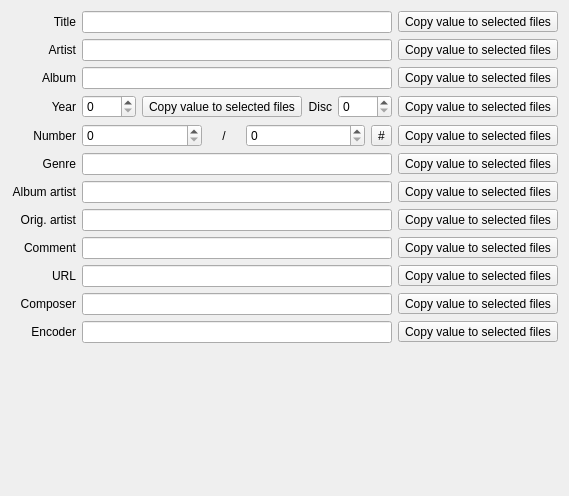
Before: the Qt Designer form src/ui/mediatags.ui in sjuvonen/coquillo, drawn with Qt 5.
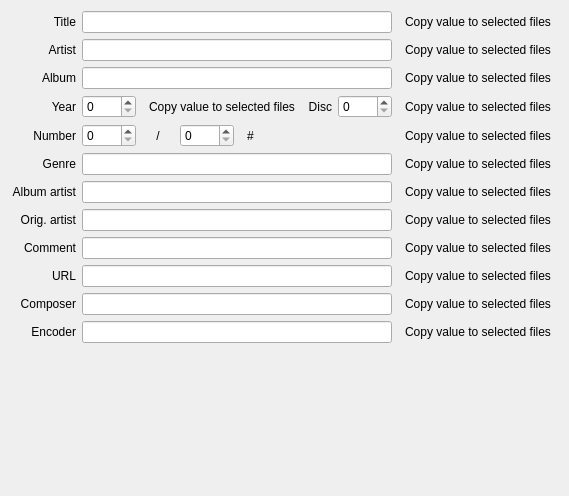
After: the same form once the commit is applied. Icons and pictures are not drawn.

Diff of the .ui file:
```diff
--- a/src/ui/mediatags.ui
+++ b/src/ui/mediatags.ui
@@ -6,7 +6,7 @@
    <rect>
     <x>0</x>
     <y>0</y>
-    <width>377</width>
+    <width>523</width>
     <height>496</height>
    </rect>
   </property>
@@ -38,6 +38,9 @@
      <property name="icon">
       <iconset theme="QIcon::ThemeIcon::EditCopy"/>
      </property>
+     <property name="autoRaise">
+      <bool>true</bool>
+     </property>
     </widget>
    </item>
    <item row="1" column="0">
@@ -64,6 +67,9 @@
      <property name="icon">
       <iconset theme="QIcon::ThemeIcon::EditCopy"/>
      </property>
+     <property name="autoRaise">
+      <bool>true</bool>
+     </property>
     </widget>
    </item>
    <item row="2" column="0">
@@ -90,6 +96,9 @@
      <property name="icon">
       <iconset theme="QIcon::ThemeIcon::EditCopy"/>
      </property>
+     <property name="autoRaise">
+      <bool>true</bool>
+     </property>
     </widget>
    </item>
    <item row="3" column="0">
@@ -103,7 +112,7 @@
     </widget>
    </item>
    <item row="3" column="1">
-    <layout class="QHBoxLayout" name="horizontalLayout" stretch="1,0,2,1">
+    <layout class="QHBoxLayout" name="horizontalLayout" stretch="0,0,2,0">
      <item>
       <widget class="QSpinBox" name="spinBox">
        <property name="maximum">
@@ -122,6 +131,9 @@
        <property name="icon">
         <iconset theme="QIcon::ThemeIcon::EditCopy"/>
        </property>
+       <property name="autoRaise">
+        <bool>true</bool>
+       </property>
       </widget>
      </item>
      <item>
@@ -154,6 +166,9 @@
      <property name="icon">
       <iconset theme="QIcon::ThemeIcon::EditCopy"/>
      </property>
+     <property name="autoRaise">
+      <bool>true</bool>
+     </property>
     </widget>
    </item>
    <item row="4" column="0">
@@ -167,11 +182,11 @@
     </widget>
    </item>
    <item row="4" column="1">
-    <layout class="QHBoxLayout" name="horizontalLayout_2" stretch="1,0,1,0">
+    <layout class="QHBoxLayout" name="horizontalLayout_2" stretch="0,0,0,0,1">
      <item>
       <widget class="QSpinBox" name="spinBox_3">
        <property name="maximum">
-        <number>999</number>
+        <number>9999</number>
        </property>
       </widget>
      </item>
@@ -200,7 +215,7 @@
      <item>
       <widget class="QSpinBox" name="spinBox_4">
        <property name="maximum">
-        <number>999</number>
+        <number>9999</number>
        </property>
       </widget>
      </item>
@@ -209,8 +224,24 @@
        <property name="text">
         <string>#</string>
        </property>
+       <property name="autoRaise">
+        <bool>true</bool>
+       </property>
       </widget>
      </item>
+     <item>
+      <spacer name="horizontalSpacer">
+       <property name="orientation">
+        <enum>Qt::Orientation::Horizontal</enum>
+       </property>
+       <property name="sizeHint" stdset="0">
+        <size>
+         <width>40</width>
+         <height>20</height>
+        </size>
+       </property>
+      </spacer>
+     </item>
     </layout>
    </item>
    <item row="4" column="2">
@@ -224,6 +255,9 @@
      <property name="icon">
       <iconset theme="QIcon::ThemeIcon::EditCopy"/>
      </property>
+     <property name="autoRaise">
+      <bool>true</bool>
+     </property>
     </widget>
    </item>
    <item row="5" column="0">
@@ -250,6 +284,9 @@
      <property name="icon">
       <iconset theme="QIcon::ThemeIcon::EditCopy"/>
      </property>
+     <property name="autoRaise">
+      <bool>true</bool>
+     </property>
     </widget>
    </item>
    <item row="6" column="0">
@@ -276,6 +313,9 @@
      <property name="icon">
       <iconset theme="QIcon::ThemeIcon::EditCopy"/>
      </property>
+     <property name="autoRaise">
+      <bool>true</bool>
+     </property>
     </widget>
    </item>
    <item row="7" column="0">
@@ -302,6 +342,9 @@
      <property name="icon">
       <iconset theme="QIcon::ThemeIcon::EditCopy"/>
      </property>
+     <property name="autoRaise">
+      <bool>true</bool>
+     </property>
     </widget>
    </item>
    <item row="8" column="0">
@@ -328,6 +371,9 @@
      <property name="icon">
       <iconset theme="QIcon::ThemeIcon::EditCopy"/>
      </property>
+     <property name="autoRaise">
+      <bool>true</bool>
+     </property>
     </widget>
    </item>
    <item row="9" column="0">
@@ -354,6 +400,9 @@
      <property name="icon">
       <iconset theme="QIcon::ThemeIcon::EditCopy"/>
      </property>
+     <property name="autoRaise">
+      <bool>true</bool>
+     </property>
     </widget>
    </item>
    <item row="10" column="0">
@@ -380,6 +429,9 @@
      <property name="icon">
       <iconset theme="QIcon::ThemeIcon::EditCopy"/>
      </property>
+     <property name="autoRaise">
+      <bool>true</bool>
+     </property>
     </widget>
    </item>
    <item row="11" column="0">
@@ -406,6 +458,9 @@
      <property name="icon">
       <iconset theme="QIcon::ThemeIcon::EditCopy"/>
      </property>
+     <property name="autoRaise">
+      <bool>true</bool>
+     </property>
     </widget>
    </item>
    <item row="12" column="1">
```
Left out of the diff: 9 changed lines with no effect on the pictures.
